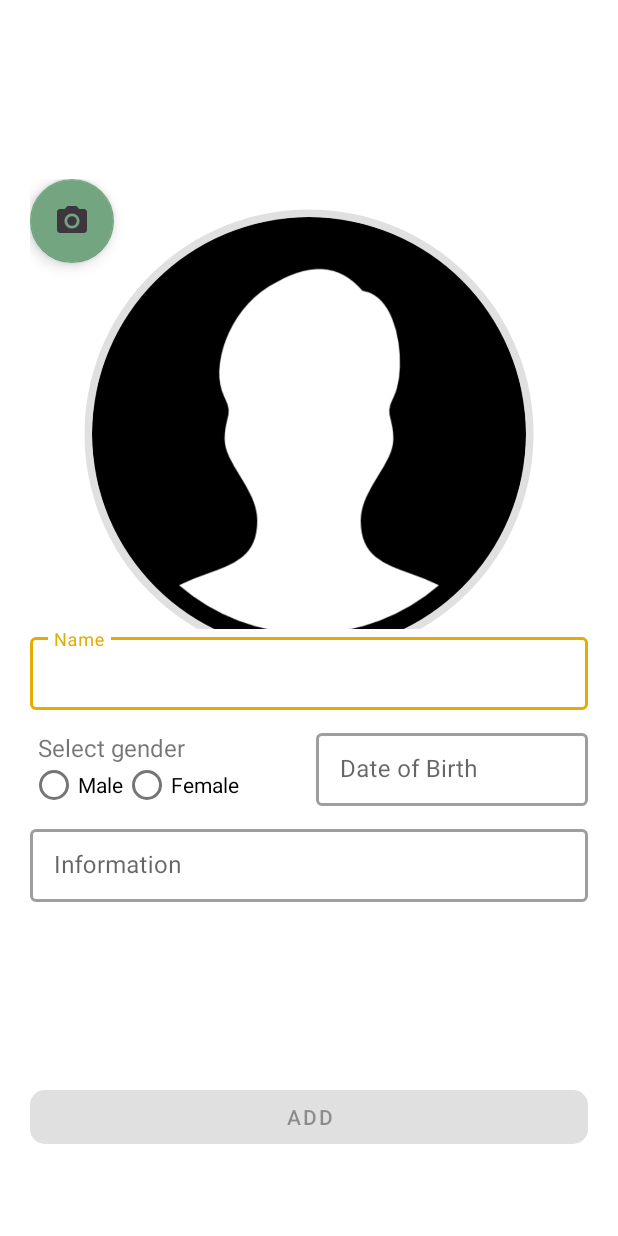
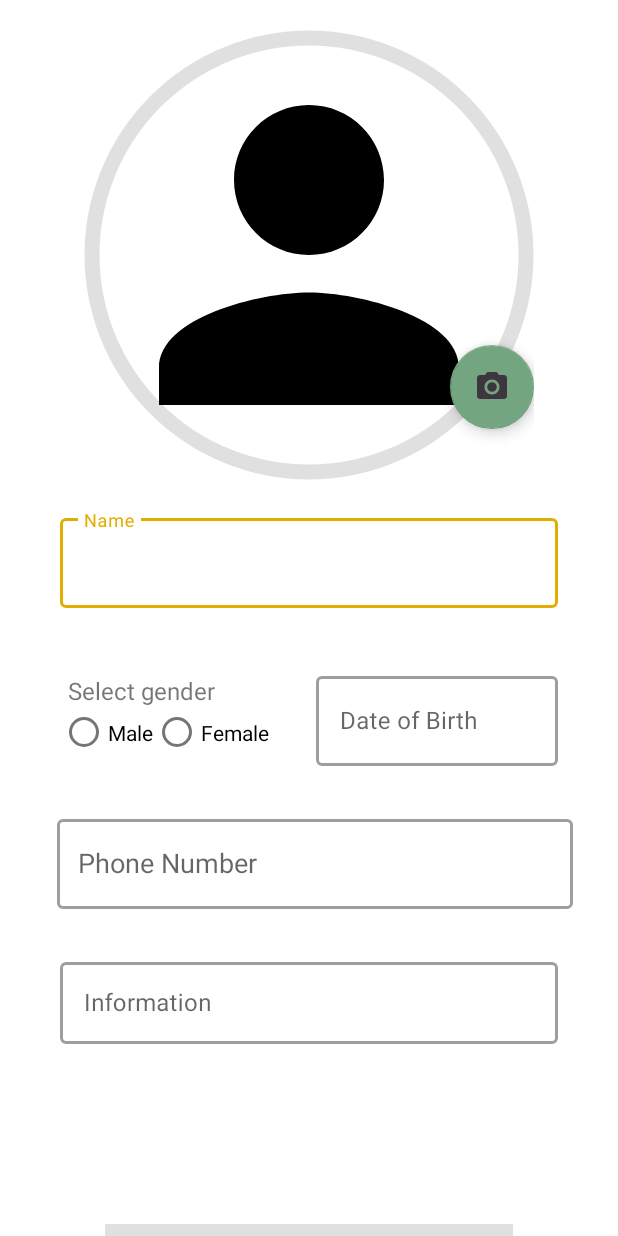
Before and after one commit to ANI2006/LineAge, an Android app: the AddMeActivity screen opened directly, with no data from a screen before it, on a phone screen of 412 x 824 dp. Run offline under Robolectric (Android 15) with nearby library versions, the phone set to English and light mode, and no system bars; our stand-ins replace Room's generated code, data binding; libraries missing offline, so code that uses them is left out: com.github.dhaval2404.imagepicker.

Commit message:
ImageView is done1

```diff
--- a/app/src/main/res/layout/activity_add_me.xml
+++ b/app/src/main/res/layout/activity_add_me.xml
@@ -1,16 +1,15 @@
 <?xml version="1.0" encoding="utf-8"?>
-<layout
-
-    xmlns:android="http://schemas.android.com/apk/res/android"
+<layout xmlns:android="http://schemas.android.com/apk/res/android"
     xmlns:app="http://schemas.android.com/apk/res-auto"
     xmlns:tools="http://schemas.android.com/tools">
+
     <data>
         <variable
             name="userModel"
             type="com.app.lineage.db.Person" />
-
-
-
+        <variable
+            name="listener"
+            type="com.app.lineage.db.OnClickItemInterface" />
     </data>
 
     <LinearLayout
@@ -22,43 +21,43 @@
 
         <LinearLayout
             android:layout_width="match_parent"
-            android:layout_height="0dp"
+            android:layout_height="match_parent"
             android:layout_marginHorizontal="20dp"
-            android:layout_weight="1.75"
+            android:layout_weight="1.3"
             android:gravity="center_vertical"
             android:orientation="vertical">
 
             <androidx.constraintlayout.widget.ConstraintLayout
-                android:layout_width="match_parent"
-                android:layout_height="300dp">
+                android:layout_width="wrap_content"
+                android:layout_gravity="center"
+                android:layout_height="wrap_content">
+
                 <com.google.android.material.imageview.ShapeableImageView
                     android:id="@+id/imageView"
-                    android:background="@color/white"
                     android:layout_width="300dp"
                     android:layout_height="300dp"
-                    app:shapeAppearanceOverlay="@style/circular"
-                    app:strokeWidth="10dp"
                     android:layout_marginTop="20dp"
                     android:padding="5dp"
+                    android:background="@drawable/ic_person_24"
                     app:layout_constraintEnd_toEndOf="parent"
                     app:layout_constraintStart_toStartOf="parent"
                     app:layout_constraintTop_toTopOf="parent"
-
-                    android:src="@{userModel.gender.equals(`Female`) ? @drawable/female_profile : @drawable/male_profile}" />
-                />
+                    app:shapeAppearanceOverlay="@style/circular"
+                    app:strokeWidth="10dp" />
 
                 <com.google.android.material.floatingactionbutton.FloatingActionButton
                     android:id="@+id/floatingActionButton"
                     android:layout_width="wrap_content"
                     android:layout_height="wrap_content"
                     android:clickable="true"
-                    app:srcCompat="@drawable/baseline_photo_camera_24"
-                    tools:layout_editor_absoluteX="280dp"
-                    tools:layout_editor_absoluteY="228dp"
                     android:contentDescription="TODO"
                     android:focusable="true"
+                    app:layout_constraintBottom_toBottomOf="parent"
+                    app:layout_constraintEnd_toEndOf="parent"
+                    app:layout_constraintTop_toTopOf="parent"
+                    app:layout_constraintVertical_bias="0.871"
+                    app:srcCompat="@drawable/baseline_photo_camera_24"
                     tools:ignore="MissingConstraints" />
-
 
             </androidx.constraintlayout.widget.ConstraintLayout>
 
@@ -66,6 +65,7 @@
                 style="@style/Widget.MaterialComponents.TextInputLayout.OutlinedBox.Dense"
                 android:layout_width="match_parent"
                 android:layout_height="wrap_content"
+                android:layout_margin="20dp"
                 app:boxBackgroundMode="outline"
                 app:boxStrokeWidth="2dp"
                 app:hintAnimationEnabled="true">
@@ -73,47 +73,45 @@
                 <com.google.android.material.textfield.TextInputEditText
                     android:id="@+id/edt_name_m"
                     android:layout_width="match_parent"
-                    android:layout_height="wrap_content"
+                    android:layout_height="60dp"
+
                     android:hint="Name"
-                    android:inputType="textCapWords"
-                    />
-
+                    android:inputType="textCapWords" />
 
             </com.google.android.material.textfield.TextInputLayout>
-
-
 
             <LinearLayout
                 android:layout_width="match_parent"
                 android:layout_height="wrap_content"
                 android:layout_marginVertical="10dp"
+                android:layout_margin="20dp"
                 android:baselineAligned="false"
-                app:boxBackgroundMode="outline"
-
                 android:orientation="horizontal"
                 android:weightSum="2">
 
                 <com.google.android.material.textfield.TextInputLayout
+                    style="@style/Widget.MaterialComponents.TextInputLayout.OutlinedBox.Dense"
 
-                    style="@style/Widget.MaterialComponents.TextInputLayout.OutlinedBox.Dense"
                     android:layout_width="0dp"
-                    android:layout_height="match_parent"
+                    android:layout_height="60dp"
                     android:layout_weight="1"
                     app:boxBackgroundMode="outline"
                     app:boxStrokeWidth="2dp"
                     app:hintAnimationEnabled="true">
+
                     <TextView
                         android:layout_width="wrap_content"
                         android:layout_height="wrap_content"
+                        android:layout_marginStart="5dp"
                         android:layout_marginTop="4dp"
-                        android:layout_marginStart="5dp"
-                        android:textSize="16sp"
-                        android:text="Select gender"/>
+                        android:text="Select gender"
+                        android:textSize="16sp" />
 
                     <RadioGroup
                         android:id="@+id/radioGroupGender_m"
                         android:layout_width="match_parent"
                         android:layout_height="wrap_content"
+
                         android:orientation="horizontal">
 
                         <RadioButton
@@ -145,24 +143,50 @@
                     <EditText
                         android:id="@+id/et_date_m"
                         android:layout_width="match_parent"
-                        android:layout_height="wrap_content"
+                        android:layout_height="60dp"
+                        android:clickable="true"
+                        android:focusable="false"
                         android:hint="Date of Birth"
-                        android:focusable="false"
-                        android:inputType="date"
-                        android:clickable="true"/>
+                        android:inputType="date" />
+
                 </com.google.android.material.textfield.TextInputLayout>
 
+            </LinearLayout>
 
-
-            </LinearLayout>
+            <LinearLayout
+                android:layout_width="match_parent"
+                android:layout_height="wrap_content"
+                android:layout_margin="10dp">
 
 
 
 
+                <com.google.android.material.textfield.TextInputLayout
+                    style="@style/Widget.MaterialComponents.TextInputLayout.OutlinedBox.Dense"
+                    android:layout_width="wrap_content"
+                    android:layout_height="65dp"
+                    android:layout_marginLeft="8dp"
+                    android:layout_weight="1"
+                    app:boxBackgroundMode="outline"
+                    app:boxStrokeWidth="2dp"
+                    app:hintAnimationEnabled="true">
+
+                    <AutoCompleteTextView
+                        android:id="@+id/edtNumber_m"
+                        android:layout_width="match_parent"
+                        android:layout_height="60dp"
+                        android:hint="Phone Number"
+                        android:inputType="phone"
+                        android:paddingStart="14dp" />
+
+                </com.google.android.material.textfield.TextInputLayout>
+            </LinearLayout>
+
             <com.google.android.material.textfield.TextInputLayout
                 style="@style/Widget.MaterialComponents.TextInputLayout.OutlinedBox.Dense"
                 android:layout_width="match_parent"
-                android:layout_height="wrap_content"
+                android:layout_height="60dp"
+                android:layout_margin="20dp"
                 app:boxBackgroundMode="outline"
                 app:boxStrokeWidth="2dp"
                 app:hintAnimationEnabled="true">
@@ -171,33 +195,26 @@
                     android:id="@+id/edtDescription"
                     android:layout_width="match_parent"
                     android:layout_height="match_parent"
-                    android:inputType="text|textCapSentences"
-                    android:hint="Information"/>
+                    android:hint="Information"
+                    android:inputType="text|textCapSentences" />
 
             </com.google.android.material.textfield.TextInputLayout>
+
+            <com.google.android.material.button.MaterialButton
+                android:id="@+id/btnAddUser_m"
+                android:background="@color/red"
+                android:layout_width="match_parent"
+                android:layout_height="wrap_content"
+                android:enabled="@{edtNameM.text.length()>0}"
+                android:text="Add"
+                android:layout_marginTop="100dp"
+                android:layout_marginHorizontal="50dp"
+                app:cornerRadius="10dp" />
 
         </LinearLayout>
 
 
-        <LinearLayout
-            android:layout_width="match_parent"
-            android:layout_height="0dp"
-            android:layout_alignParentBottom="true"
-            android:layout_marginHorizontal="20dp"
-            android:layout_marginBottom="0dp"
 
-            android:layout_weight="0.25">
 
-            <com.google.android.material.button.MaterialButton
-                android:id="@+id/btn_add_user_m"
-                android:layout_width="match_parent"
-                android:layout_height="wrap_content"
-                android:layout_alignParentBottom="true"
-                android:layout_marginBottom="15dp"
-                android:enabled="@{edtNameM.text.length()>0}"
-                android:text="Add"
-                app:cornerRadius="10dp" />
-
-        </LinearLayout>
     </LinearLayout>
 </layout>
--- a/app/src/main/res/layout/user_item_layout.xml
+++ b/app/src/main/res/layout/user_item_layout.xml
@@ -36,6 +36,7 @@
                 android:layout_marginStart="5dp"
                 android:layout_height="match_parent"
                 app:shapeAppearanceOverlay="@style/circular"
+                android:background="@drawable/ic_person_24"
 
 
 
--- a/app/src/main/res/menu/bottom_nav_menu.xml
+++ b/app/src/main/res/menu/bottom_nav_menu.xml
@@ -10,7 +10,7 @@
 
     <item
         android:id="@+id/navigation_relations"
-        android:icon="@drawable/star"
+        android:icon="@drawable/public_relation"
         android:title="@string/title_relations" />
 
 
```
Also changed, not shown: app/src/main/java/com/app/lineage/ui/user/AddMeActivity.java (+44 -21 lines), app/src/main/java/com/app/lineage/ui/user/AddUserActivity.java (+21 -30 lines), app/src/main/res/layout/activity_add_user.xml (+60 -88 lines), app/src/main/res/layout/view_relation_list_item.xml (+7 -9 lines), app/src/main/res/drawable/public_relation.png (added).
